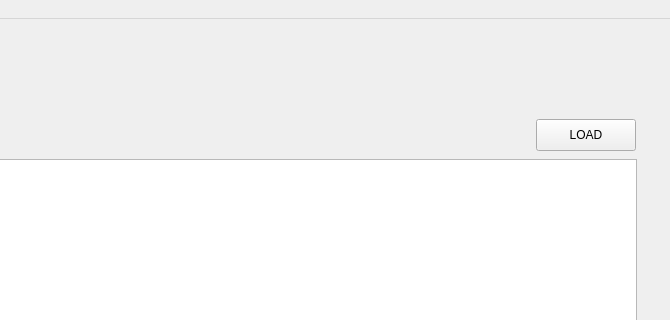
First picture: the form in code/gui/gui/mainwindow.ui, repository JustRayCB/bdd_projet1, before the edit; both pictures show x 334 to 1004 and y 0 to 320 of the 1004 by 639 pixel window.
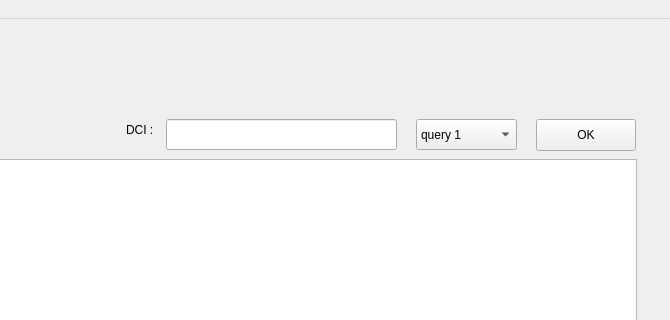
Second picture: the form after the edit. The open tabs and pages were chosen to show the change. Icons and pictures are not drawn.

Commit message: query 1 ok

```diff
--- a/code/gui/gui/mainwindow.ui
+++ b/code/gui/gui/mainwindow.ui
@@ -752,7 +752,50 @@
        </rect>
       </property>
       <property name="text">
-       <string>LOAD</string>
+       <string>OK</string>
+      </property>
+     </widget>
+     <widget class="QComboBox" name="comboBox">
+      <property name="geometry">
+       <rect>
+        <x>740</x>
+        <y>40</y>
+        <width>101</width>
+        <height>31</height>
+       </rect>
+      </property>
+      <item>
+       <property name="text">
+        <string>query 1</string>
+       </property>
+      </item>
+      <item>
+       <property name="text">
+        <string>Load</string>
+       </property>
+      </item>
+     </widget>
+     <widget class="QLineEdit" name="lineEdit">
+      <property name="geometry">
+       <rect>
+        <x>490</x>
+        <y>40</y>
+        <width>231</width>
+        <height>31</height>
+       </rect>
+      </property>
+     </widget>
+     <widget class="QLabel" name="label">
+      <property name="geometry">
+       <rect>
+        <x>450</x>
+        <y>30</y>
+        <width>101</width>
+        <height>41</height>
+       </rect>
+      </property>
+      <property name="text">
+       <string>DCI : </string>
       </property>
      </widget>
     </widget>
```
Left out of the diff: 49 changed lines with no effect on the pictures. The commit also changes 427 other files.
